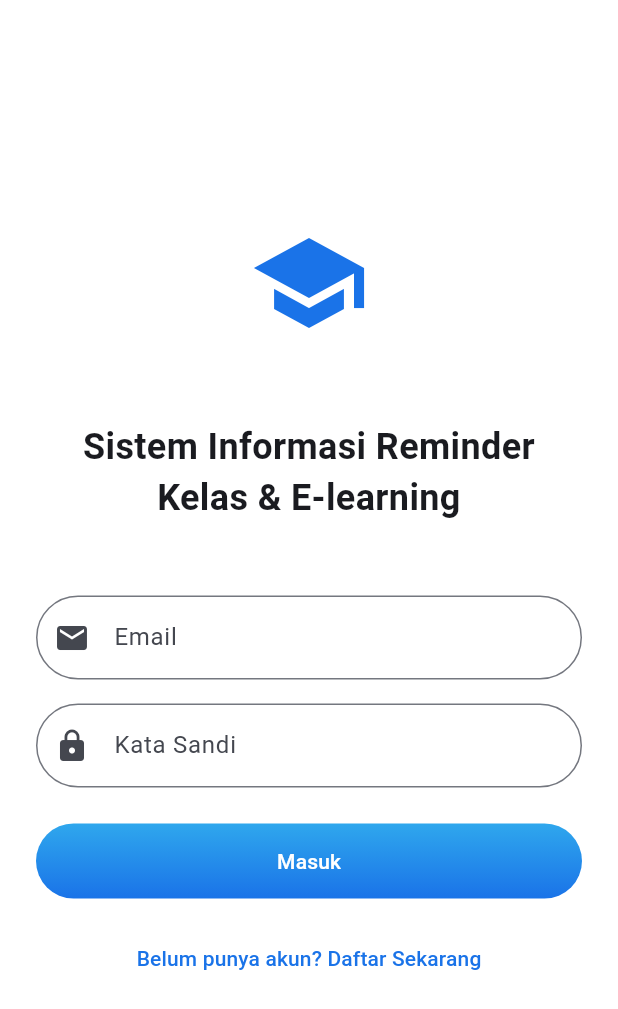
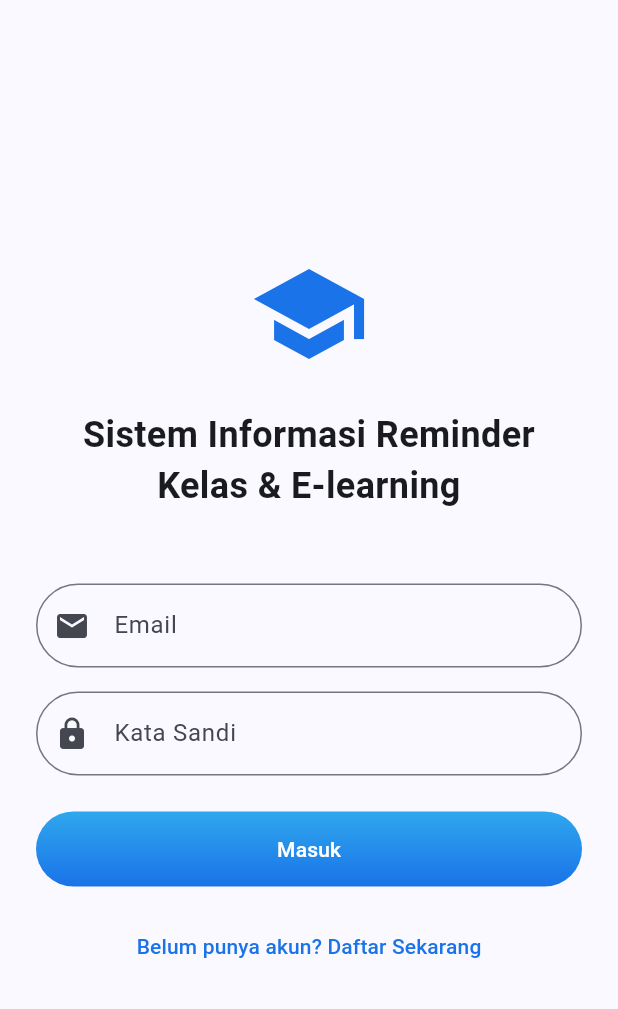
Before and after one commit to reisya-nurfaris-da/SIRKEL, a Flutter app: the screen it shows after launch, on a phone screen of 412 x 824 dp. Shown: the top 1009 px of the screen. Run offline on Flutter 3.47's test engine with Material 3 defaults, Android fonts, the phone set to English and light mode, and no system bars; our stand-ins replace file_picker, supabase_flutter, table_calendar; accounts and stored records are empty.

Commit message:
Revert "add startup animation, centralized theme data to one file"
This reverts commit 888223c2a3b7e376acaa45ace0b1f8ada42199da.

```diff
--- a/lib/main.dart
+++ b/lib/main.dart
@@ -4,7 +4,6 @@ import 'package:sirkel/screens/auth/login_screen.dart';
 import 'package:sirkel/screens/auth/register_screen.dart';
 import 'package:sirkel/screens/home_screen.dart';
 import 'package:sirkel/utils/constants.dart';
-import 'package:sirkel/theme/app_theme.dart';
 
 void main() async {
   WidgetsFlutterBinding.ensureInitialized();
@@ -27,7 +26,31 @@ class MyApp extends StatelessWidget {
     return MaterialApp(
       title: 'Sistem Informasi Reminder Kelas & E-Learning',
       debugShowCheckedModeBanner: false,
-      theme: AppTheme.light,
+      theme: ThemeData(
+        colorScheme: ColorScheme.fromSeed(
+          seedColor: const Color(0xFF1a73e8),
+          brightness: Brightness.light,
+        ).copyWith(primary: const Color(0xFF1a73e8)),
+        useMaterial3: true,
+        floatingActionButtonTheme: FloatingActionButtonThemeData(
+          backgroundColor: const Color(0xFF1a73e8),
+          foregroundColor: Colors.white,
+          elevation: 6,
+          shape: RoundedRectangleBorder(
+            borderRadius: BorderRadius.circular(100),
+          ),
+          sizeConstraints: const BoxConstraints.tightFor(width: 56, height: 56),
+        ),
+        cardTheme: CardTheme(
+          elevation: 8,
+          shadowColor: Colors.black.withValues(alpha: 0.5),
+          margin: const EdgeInsets.symmetric(horizontal: 16, vertical: 8),
+          shape: RoundedRectangleBorder(
+            borderRadius: BorderRadius.circular(12),
+          ),
+          clipBehavior: Clip.antiAlias,
+        ),
+      ),
       initialRoute: '/',
       routes: {
         '/': (context) => const AuthWrapper(),
--- a/lib/screens/auth/login_screen.dart
+++ b/lib/screens/auth/login_screen.dart
@@ -1,11 +1,11 @@
 import 'package:flutter/material.dart';
 import 'package:flutter/cupertino.dart';
 import 'package:supabase_flutter/supabase_flutter.dart';
+import 'package:sirkel/main.dart';
 import 'package:sirkel/widgets/custom_button.dart';
 import 'package:sirkel/widgets/custom_text_field.dart';
 import 'package:sirkel/screens/auth/register_screen.dart';
 import 'package:sirkel/screens/home_screen.dart';
-import 'package:sirkel/theme/app_theme.dart';
 
 class LoginScreen extends StatefulWidget {
   const LoginScreen({super.key});
@@ -14,91 +14,16 @@ class LoginScreen extends StatefulWidget {
   State<LoginScreen> createState() => _LoginScreenState();
 }
 
-class _LoginScreenState extends State<LoginScreen>
-    with SingleTickerProviderStateMixin {
-  // Controllers & state
+class _LoginScreenState extends State<LoginScreen> {
   final _emailController = TextEditingController();
   final _passwordController = TextEditingController();
   bool _isLoading = false;
   String? _errorMessage;
 
-  // Animation fields
-  late final AnimationController _animController;
-  late Animation<Color?> _bgColorAnim;
-  late Animation<Alignment> _iconAlignAnim;
-  late Animation<Color?> _iconColorAnim;
-  late Animation<double> _fieldsOpacityAnim;
-
-  bool _animationsInitialized = false; // guard to only init once
-
-  @override
-  void initState() {
-    super.initState();
-    // Only create the controller here
-    _animController = AnimationController(
-      vsync: this,
-      duration: const Duration(milliseconds: 1200),
-    );
-  }
-
-  @override
-  void didChangeDependencies() {
-    super.didChangeDependencies();
-
-    if (!_animationsInitialized) {
-      // 1️⃣ Background: primary → white
-      _bgColorAnim = ColorTween(
-        begin: AppColors.primary,
-        end: Colors.white,
-      ).animate(
-        CurvedAnimation(
-          parent: _animController,
-          curve: const Interval(0.5, 1.0, curve: Curves.ease),
-        ),
-      );
-
-      // 2️⃣ Icon slides from center to slightly up
-      _iconAlignAnim = AlignmentTween(
-        begin: Alignment.center,
-        end: const Alignment(0, -0.6),
-      ).animate(
-        CurvedAnimation(
-          parent: _animController,
-          curve: const Interval(0.2, 0.7, curve: Curves.fastOutSlowIn),
-        ),
-      );
-
-      // 3️⃣ Icon color from white → primary
-      _iconColorAnim = ColorTween(
-        begin: Colors.white,
-        end: AppColors.primary,
-      ).animate(
-        CurvedAnimation(
-          parent: _animController,
-          curve: const Interval(0.3, 0.6, curve: Curves.easeIn),
-        ),
-      );
-
-      // 4️⃣ Fields fade in
-      _fieldsOpacityAnim = Tween<double>(begin: 0, end: 1).animate(
-        CurvedAnimation(
-          parent: _animController,
-          curve: const Interval(0.6, 1.0, curve: Curves.easeIn),
-        ),
-      );
-
-      // Kick off the animation
-      _animController.forward();
-
-      _animationsInitialized = true;
-    }
-  }
-
   @override
   void dispose() {
     _emailController.dispose();
     _passwordController.dispose();
-    _animController.dispose();
     super.dispose();
   }
 
@@ -107,11 +32,13 @@ class _LoginScreenState extends State<LoginScreen>
       _isLoading = true;
       _errorMessage = null;
     });
+
     try {
-      final res = await Supabase.instance.client.auth.signInWithPassword(
+      final AuthResponse res = await supabase.auth.signInWithPassword(
         email: _emailController.text.trim(),
         password: _passwordController.text,
       );
+
       if (res.user != null) {
         if (!mounted) return;
         Navigator.of(context).pushReplacement(
@@ -134,7 +61,7 @@ class _LoginScreenState extends State<LoginScreen>
         customMsg = e.message;
       }
       if (mounted) setState(() => _errorMessage = customMsg);
-    } catch (_) {
+    } catch (e) {
       if (mounted) {
         setState(() {
           _errorMessage = 'Terjadi kesalahan tak terduga. Silakan coba lagi.';
@@ -147,31 +74,21 @@ class _LoginScreenState extends State<LoginScreen>
 
   @override
   Widget build(BuildContext context) {
-    return AnimatedBuilder(
-      animation: _animController,
-      builder: (context, _) {
     return Scaffold(
-          backgroundColor: _bgColorAnim.value,
       body: SafeArea(
-            child: Stack(
-              children: [
-                // Form, fading in
-                Center(
+        child: Center(
           child: SingleChildScrollView(
-                    padding: const EdgeInsets.all(24),
-                    child: Opacity(
-                      opacity: _fieldsOpacityAnim.value,
+            padding: const EdgeInsets.all(24.0),
             child: Column(
+              mainAxisAlignment: MainAxisAlignment.center,
               crossAxisAlignment: CrossAxisAlignment.stretch,
               children: [
-                          const SizedBox(height: 120),
+                const Icon(Icons.school, size: 80, color: Color(0xFF1a73e8)),
+                const SizedBox(height: 24),
                 const Text(
                   'Sistem Informasi Reminder Kelas & E-learning',
                   textAlign: TextAlign.center,
-                            style: TextStyle(
-                              fontSize: 24,
-                              fontWeight: FontWeight.bold,
-                            ),
+                  style: TextStyle(fontSize: 24, fontWeight: FontWeight.bold),
                 ),
                 const SizedBox(height: 48),
                 CustomTextField(
@@ -210,29 +127,13 @@ class _LoginScreenState extends State<LoginScreen>
                       ),
                     );
                   },
-                            child: const Text(
-                              'Belum punya akun? Daftar Sekarang',
-                            ),
+                  child: const Text('Belum punya akun? Daftar Sekarang'),
                 ),
               ],
             ),
           ),
         ),
       ),
-                // Animated icon
-                AlignTransition(
-                  alignment: _iconAlignAnim,
-                  child: Icon(
-                    Icons.school,
-                    size: 80,
-                    color: _iconColorAnim.value,
-                  ),
-                ),
-              ],
-            ),
-          ),
-        );
-      },
     );
   }
 }
--- a/lib/screens/features/schedule_screen.dart
+++ b/lib/screens/features/schedule_screen.dart
@@ -2,7 +2,6 @@ import 'package:flutter/material.dart';
 import 'package:intl/intl.dart';
 import 'package:sirkel/main.dart';
 import 'package:sirkel/models/schedule.dart';
-import 'package:sirkel/theme/app_theme.dart';
 import 'package:sirkel/utils/constants.dart';
 import 'package:sirkel/widgets/custom_button.dart';
 import 'package:sirkel/widgets/custom_text_field.dart';
@@ -518,7 +517,7 @@ class _ScheduleScreenState extends State<ScheduleScreen> {
                     eventLoader: _getSchedulesForDay,
                     calendarStyle: CalendarStyle(
                       markerDecoration: BoxDecoration(
-                        color: AppColors.primary,
+                        color: Theme.of(context).colorScheme.primary,
                         shape: BoxShape.circle,
                       ),
                     ),
--- a/lib/theme/app_theme.dart
+++ /dev/null
@@ -1,49 +0,0 @@
-import 'package:flutter/material.dart';
-
-/// Central definitions for colors used throughout the app
-class AppColors {
-  /// Primary brand blue
-  static const Color primary = Color(0xFF1A73E8);
-
-  /// Lighter companion blue for gradients, accents, etc.
-  static const Color light = Color(0xFF2FA7ED);
-}
-
-/// Main theme configuration for the application
-class AppTheme {
-  static final ThemeData light = ThemeData(
-    useMaterial3: true,
-
-    // Color scheme generated from seed + overrides
-    colorScheme: ColorScheme.fromSeed(
-      seedColor: AppColors.primary,
-      brightness: Brightness.light,
-    ).copyWith(
-      primary: AppColors.primary,
-      secondary: AppColors.primary,
-      onPrimary: Colors.white,
-    ),
-
-    // Floating action button style
-    floatingActionButtonTheme: const FloatingActionButtonThemeData(
-      backgroundColor: AppColors.primary,
-      foregroundColor: Colors.white,
-      elevation: 6,
-      shape: RoundedRectangleBorder(
-        borderRadius: BorderRadius.all(Radius.circular(100)),
-      ),
-      sizeConstraints: BoxConstraints.tightFor(width: 56, height: 56),
-    ),
-
-    // Card theme
-    cardTheme: CardTheme(
-      elevation: 8,
-      shadowColor: Colors.black.withValues(alpha: 0.5),
-      margin: const EdgeInsets.symmetric(horizontal: 16, vertical: 8),
-      shape: RoundedRectangleBorder(borderRadius: BorderRadius.circular(12)),
-      clipBehavior: Clip.antiAlias,
-    ),
-
-    // You can add more theming here: textTheme, inputDecorationTheme, etc.
-  );
-}
--- a/lib/widgets/custom_button.dart
+++ b/lib/widgets/custom_button.dart
@@ -1,5 +1,4 @@
 import 'package:flutter/material.dart';
-import 'package:sirkel/theme/app_theme.dart';
 
 class CustomButton extends StatelessWidget {
   final String text;
@@ -16,7 +15,10 @@ class CustomButton extends StatelessWidget {
   });
 
   static const _gradient = LinearGradient(
-    colors: [AppColors.light, AppColors.primary],
+    colors: [
+      Color(0xFF2FA7ED),
+      Color(0xFF1A73E8),
+    ],
     begin: Alignment.topCenter,
     end: Alignment.bottomCenter,
   );
@@ -49,9 +51,10 @@ class CustomButton extends StatelessWidget {
             shape: RoundedRectangleBorder(
               borderRadius: BorderRadius.circular(100),
             ),
-          ).copyWith(overlayColor: _overlayColor),
-          child:
-              isLoading
+          ).copyWith(
+            overlayColor: _overlayColor,
+          ),
+          child: isLoading
               ? const SizedBox(
                   width: 20,
                   height: 20,
@@ -60,12 +63,9 @@ class CustomButton extends StatelessWidget {
                     color: Colors.white,
                   ),
                 )
-                  : Text(
-                    text,
-                    style: TextStyle(
-                      color: Theme.of(context).colorScheme.primary,
-                    ),
-                  ),
+              : Text(text,
+                  style:
+                      TextStyle(color: Theme.of(context).colorScheme.primary)),
         ),
       );
     }
@@ -87,9 +87,10 @@ class CustomButton extends StatelessWidget {
               borderRadius: BorderRadius.circular(100),
             ),
             padding: const EdgeInsets.symmetric(horizontal: 20),
-          ).copyWith(overlayColor: _overlayColor),
-          child:
-              isLoading
+          ).copyWith(
+            overlayColor: _overlayColor,
+          ),
+          child: isLoading
               ? const SizedBox(
                   width: 20,
                   height: 20,
```
Also changed, not shown: lib/screens/home_screen.dart (+24 -7 lines), lib/screens/profile_screen.dart (+12 -9 lines). Lines whose indentation alone changed are shown as unchanged.
